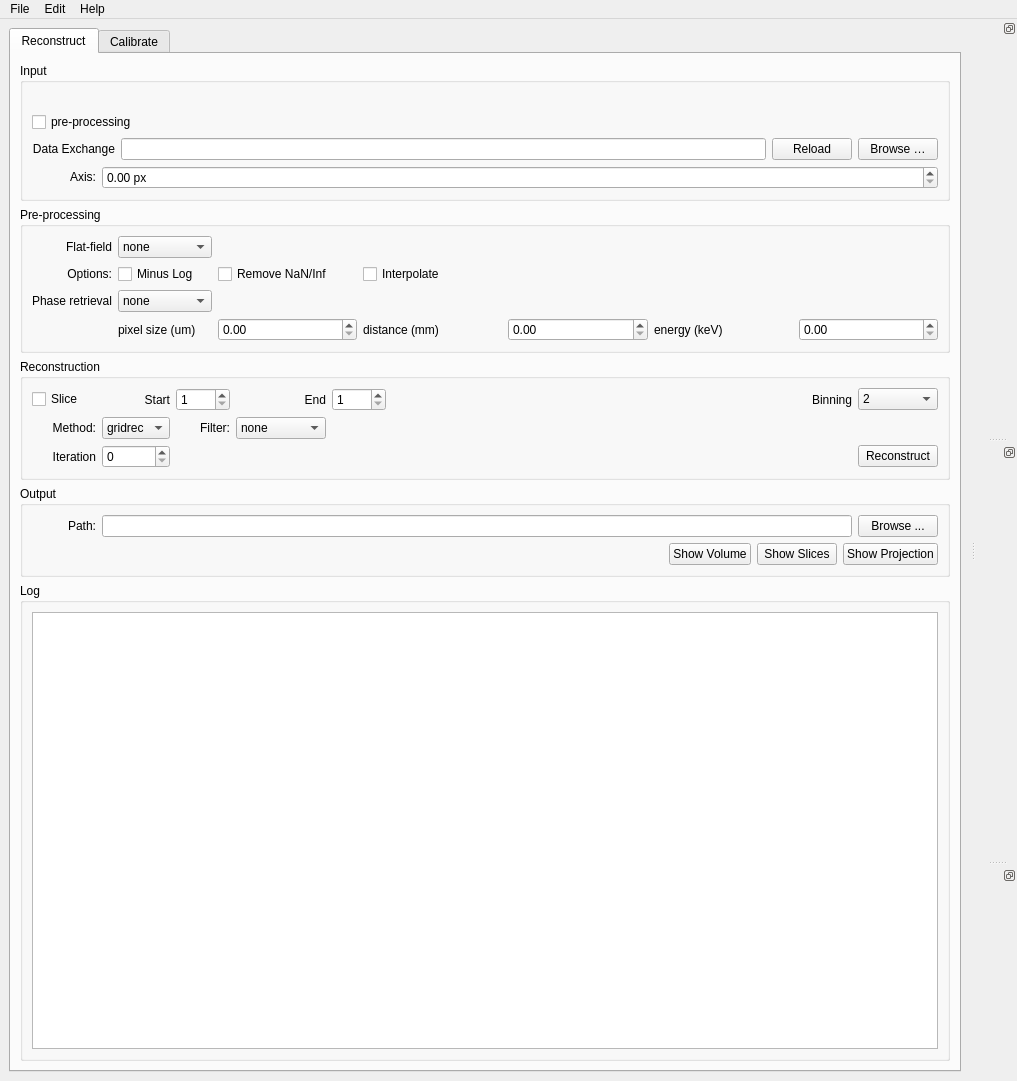
Before: the Qt Designer form ufot/gui.ui in tomography/tomopy-gui, drawn with Qt 5.
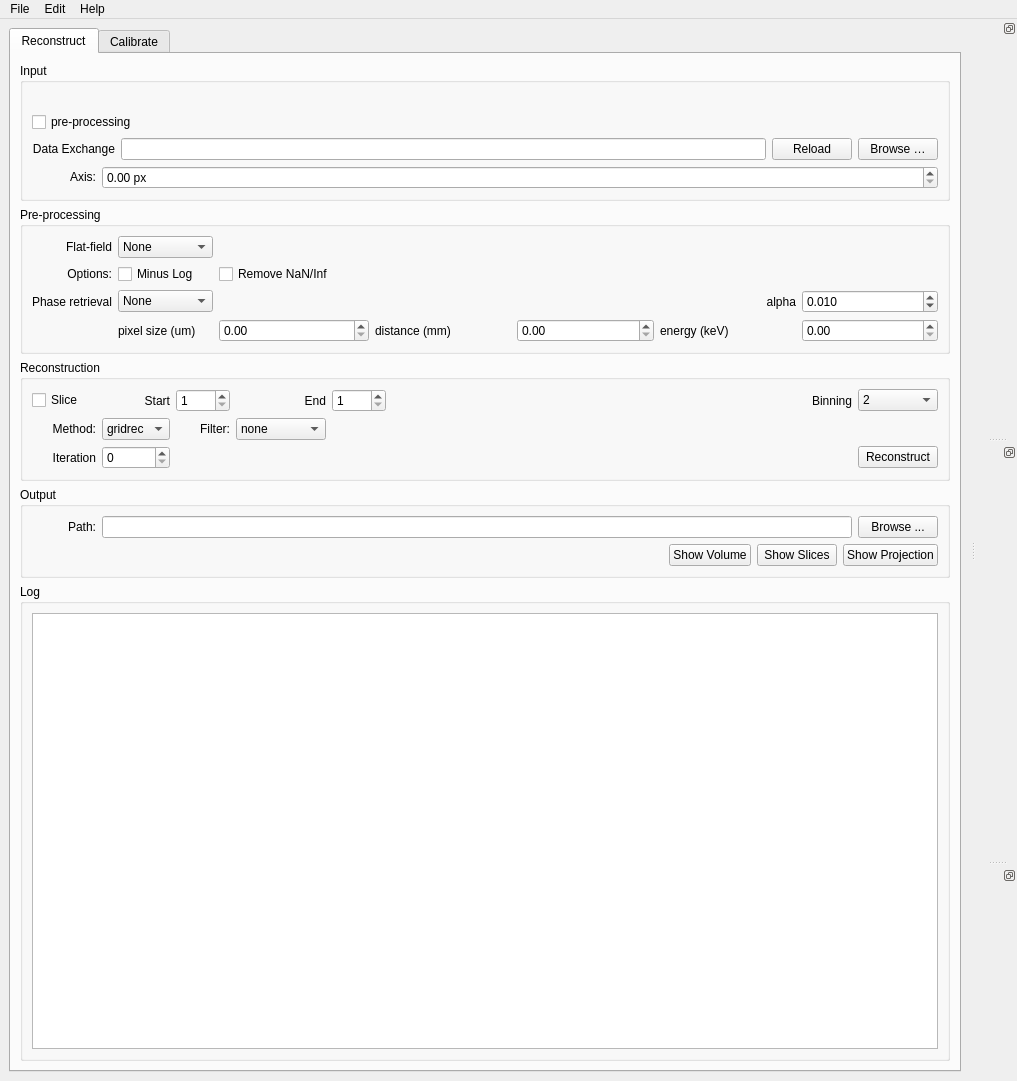
After: the same form once the commit is applied.

Commit message: added Paganin alpha parameter

What changed in the file:
```diff
--- a/ufot/gui.ui
+++ b/ufot/gui.ui
@@ -257,7 +257,23 @@
           <layout class="QVBoxLayout" name="verticalLayout_5">
            <item>
             <layout class="QGridLayout" name="gridLayout_3">
-             <item row="3" column="7">
+             <item row="0" column="3">
+              <spacer name="horizontalSpacer_5">
+               <property name="orientation">
+                <enum>Qt::Horizontal</enum>
+               </property>
+               <property name="sizeType">
+                <enum>QSizePolicy::MinimumExpanding</enum>
+               </property>
+               <property name="sizeHint" stdset="0">
+                <size>
+                 <width>115</width>
+                 <height>20</height>
+                </size>
+               </property>
+              </spacer>
+             </item>
+             <item row="4" column="7">
               <widget class="QDoubleSpinBox" name="energy_box">
                <property name="maximum">
                 <double>100.000000000000000</double>
@@ -280,22 +296,22 @@
                </property>
                <item>
                 <property name="text">
-                 <string>none</string>
+                 <string>None</string>
                 </property>
                </item>
                <item>
                 <property name="text">
-                 <string>average</string>
+                 <string>Average</string>
                 </property>
                </item>
                <item>
                 <property name="text">
-                 <string>background</string>
+                 <string>Background</string>
                 </property>
                </item>
                <item>
                 <property name="text">
-                 <string>roi</string>
+                 <string>ROI</string>
                 </property>
                </item>
               </widget>
@@ -340,7 +356,7 @@
                </item>
               </layout>
              </item>
-             <item row="3" column="3">
+             <item row="4" column="3">
               <widget class="QDoubleSpinBox" name="pixel_size_box">
                <property name="minimum">
                 <double>0.000000000000000</double>
@@ -353,6 +369,19 @@
                </property>
               </widget>
              </item>
+             <item row="1" column="6">
+              <spacer name="horizontalSpacer_9">
+               <property name="orientation">
+                <enum>Qt::Horizontal</enum>
+               </property>
+               <property name="sizeHint" stdset="0">
+                <size>
+                 <width>40</width>
+                 <height>20</height>
+                </size>
+               </property>
+              </spacer>
+             </item>
              <item row="0" column="0">
               <widget class="QLabel" name="ffc_method_label">
                <property name="minimumSize">
@@ -369,14 +398,14 @@
                </property>
               </widget>
              </item>
-             <item row="3" column="2">
+             <item row="4" column="2">
               <widget class="QLabel" name="pixel_size_label">
                <property name="text">
                 <string>pixel size (um)</string>
                </property>
               </widget>
              </item>
-             <item row="3" column="6">
+             <item row="4" column="6">
               <widget class="QLabel" name="energy_label">
                <property name="text">
                 <string>energy (keV)</string>
@@ -385,32 +414,34 @@
              </item>
              <item row="1" column="3">
               <widget class="QCheckBox" name="fix_naninf_box">
+               <property name="enabled">
+                <bool>true</bool>
+               </property>
+               <property name="sizePolicy">
+                <sizepolicy hsizetype="Minimum" vsizetype="Fixed">
+                 <horstretch>0</horstretch>
+                 <verstretch>0</verstretch>
+                </sizepolicy>
+               </property>
+               <property name="minimumSize">
+                <size>
+                 <width>150</width>
+                 <height>0</height>
+                </size>
+               </property>
                <property name="text">
                 <string>Remove NaN/Inf</string>
                </property>
               </widget>
              </item>
-             <item row="1" column="4">
-              <widget class="QCheckBox" name="interpolate_button">
-               <property name="sizePolicy">
-                <sizepolicy hsizetype="Fixed" vsizetype="Fixed">
-                 <horstretch>0</horstretch>
-                 <verstretch>0</verstretch>
-                </sizepolicy>
-               </property>
-               <property name="text">
-                <string>Interpolate</string>
-               </property>
-              </widget>
-             </item>
-             <item row="3" column="4">
+             <item row="4" column="4">
               <widget class="QLabel" name="distance_label">
                <property name="text">
                 <string>distance (mm)</string>
                </property>
               </widget>
              </item>
-             <item row="3" column="5">
+             <item row="4" column="5">
               <widget class="QDoubleSpinBox" name="distance_box">
                <property name="maximum">
                 <double>1000.000000000000000</double>
@@ -420,19 +451,6 @@
                </property>
               </widget>
              </item>
-             <item row="0" column="3">
-              <spacer name="horizontalSpacer_5">
-               <property name="orientation">
-                <enum>Qt::Horizontal</enum>
-               </property>
-               <property name="sizeHint" stdset="0">
-                <size>
-                 <width>40</width>
-                 <height>20</height>
-                </size>
-               </property>
-              </spacer>
-             </item>
              <item row="0" column="4">
               <spacer name="horizontalSpacer_7">
                <property name="orientation">
@@ -446,42 +464,16 @@
                </property>
               </spacer>
              </item>
-             <item row="1" column="5">
-              <spacer name="horizontalSpacer_8">
-               <property name="orientation">
-                <enum>Qt::Horizontal</enum>
-               </property>
-               <property name="sizeHint" stdset="0">
-                <size>
-                 <width>40</width>
-                 <height>20</height>
-                </size>
-               </property>
-              </spacer>
-             </item>
-             <item row="1" column="6">
-              <spacer name="horizontalSpacer_9">
-               <property name="orientation">
-                <enum>Qt::Horizontal</enum>
-               </property>
-               <property name="sizeHint" stdset="0">
-                <size>
-                 <width>40</width>
-                 <height>20</height>
-                </size>
-               </property>
-              </spacer>
-             </item>
              <item row="2" column="2">
               <widget class="QComboBox" name="phase_method_box">
                <item>
                 <property name="text">
-                 <string>none</string>
+                 <string>None</string>
                 </property>
                </item>
                <item>
                 <property name="text">
-                 <string>paganin</string>
+                 <string>Paganin</string>
                 </property>
                </item>
               </widget>
@@ -496,6 +488,45 @@
                </property>
               </widget>
              </item>
+             <item row="1" column="5">
+              <spacer name="horizontalSpacer_8">
+               <property name="orientation">
+                <enum>Qt::Horizontal</enum>
+               </property>
+               <property name="sizeHint" stdset="0">
+                <size>
+                 <width>40</width>
+                 <height>20</height>
+                </size>
+               </property>
+              </spacer>
+             </item>
+             <item row="2" column="7">
+              <widget class="QDoubleSpinBox" name="alpha_box">
+               <property name="decimals">
+                <number>3</number>
+               </property>
+               <property name="maximum">
+                <double>1.000000000000000</double>
+               </property>
+               <property name="singleStep">
+                <double>0.001000000000000</double>
+               </property>
+               <property name="value">
+                <double>0.010000000000000</double>
+               </property>
+              </widget>
+             </item>
+             <item row="2" column="6">
+              <widget class="QLabel" name="alpha_label">
+               <property name="text">
+                <string>alpha</string>
+               </property>
+               <property name="alignment">
+                <set>Qt::AlignRight|Qt::AlignTrailing|Qt::AlignVCenter</set>
+               </property>
+              </widget>
+             </item>
             </layout>
            </item>
           </layout>
@@ -602,7 +633,7 @@
                </item>
                <item>
                 <property name="text">
-                 <string>sartfbp</string>
+                 <string>sirtfbp</string>
                 </property>
                </item>
               </widget>
@@ -1021,7 +1052,7 @@
           <item>
            <widget class="QGroupBox" name="groupBox_2">
             <property name="title">
-             <string>Output</string>
+             <string/>
             </property>
             <layout class="QVBoxLayout" name="verticalLayout_12">
              <item>
```
The commit also changes 2 other files.
